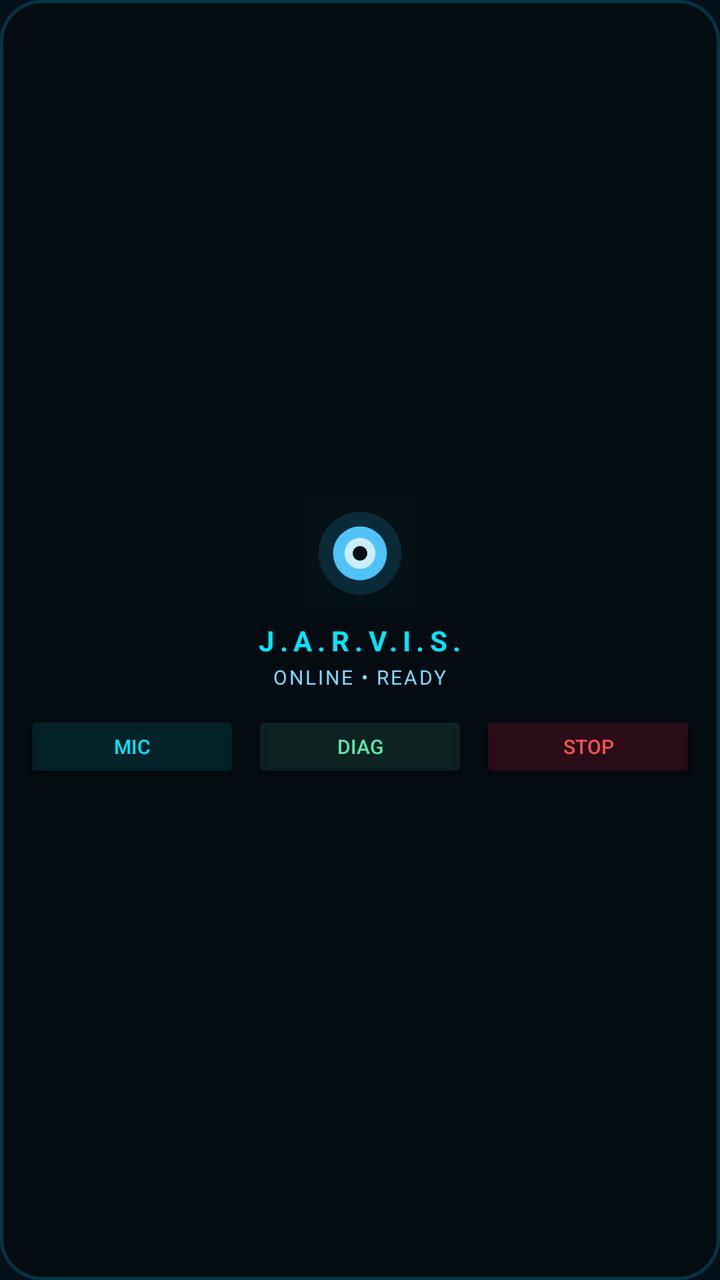
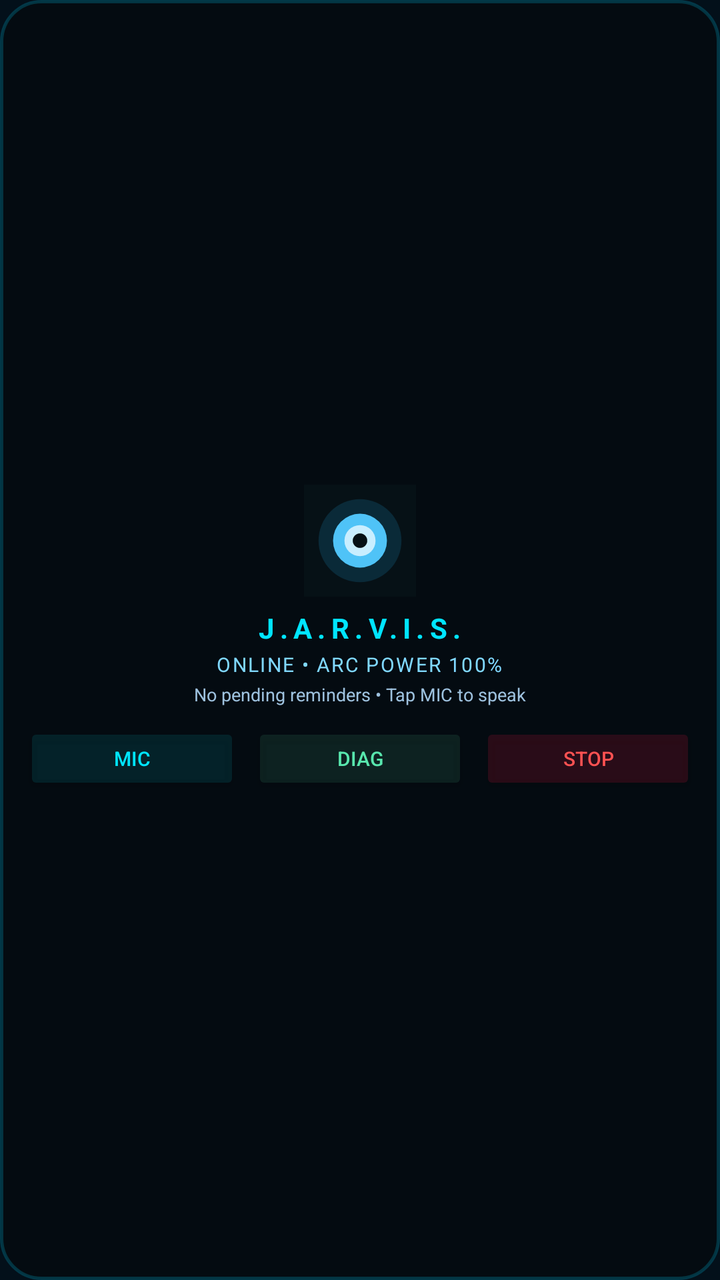

Two renders of the same Android screen: before a commit and after it. Below are the layout's source before the change and the commit's diff.
<!-- AndroidManifest.xml: application theme Theme.Jarvis -->
<!-- res/layout/widget_jarvis_reactor.xml -->
<?xml version="1.0" encoding="utf-8"?>
<LinearLayout xmlns:android="http://schemas.android.com/apk/res/android"
    android:id="@+id/widget_root"
    android:layout_width="match_parent"
    android:layout_height="match_parent"
    android:background="@drawable/bg_widget_glass"
    android:gravity="center"
    android:orientation="vertical"
    android:padding="12dp">

    <ImageView
        android:id="@+id/widget_reactor_icon"
        android:layout_width="56dp"
        android:layout_height="56dp"
        android:contentDescription="@string/app_name"
        android:src="@drawable/ic_jarvis" />

    <TextView
        android:id="@+id/widget_title"
        android:layout_width="wrap_content"
        android:layout_height="wrap_content"
        android:layout_marginTop="6dp"
        android:letterSpacing="0.2"
        android:text="J.A.R.V.I.S."
        android:textColor="#00E5FF"
        android:textSize="14sp"
        android:textStyle="bold" />

    <TextView
        android:id="@+id/widget_status"
        android:layout_width="wrap_content"
        android:layout_height="wrap_content"
        android:layout_marginTop="2dp"
        android:letterSpacing="0.1"
        android:text="ONLINE • READY"
        android:textColor="#80D8FF"
        android:textSize="10sp" />

    <LinearLayout
        android:layout_width="match_parent"
        android:layout_height="wrap_content"
        android:layout_marginTop="10dp"
        android:gravity="center"
        android:orientation="horizontal">

        <Button
            android:id="@+id/widget_btn_listen"
            android:layout_width="0dp"
            android:layout_height="36dp"
            android:layout_marginEnd="3dp"
            android:layout_weight="1"
            android:backgroundTint="#1A00E5FF"
            android:text="MIC"
            android:textColor="#00E5FF"
            android:textSize="10sp" />

        <Button
            android:id="@+id/widget_btn_diag"
            android:layout_width="0dp"
            android:layout_height="36dp"
            android:layout_marginHorizontal="3dp"
            android:layout_weight="1"
            android:backgroundTint="#1A58E7AE"
            android:text="DIAG"
            android:textColor="#58E7AE"
            android:textSize="10sp" />

        <Button
            android:id="@+id/widget_btn_stop"
            android:layout_width="0dp"
            android:layout_height="36dp"
            android:layout_marginStart="3dp"
            android:layout_weight="1"
            android:backgroundTint="#26FF1744"
            android:text="STOP"
            android:textColor="#FF5252"
            android:textSize="10sp" />
    </LinearLayout>

</LinearLayout>
<!-- resources referenced by this layout -->
<resources>
  <!-- drawable bg_widget_glass (drawable) -->
  <?xml version="1.0" encoding="utf-8"?>
  <shape xmlns:android="http://schemas.android.com/apk/res/android"
      android:shape="rectangle">
      <solid android:color="#F0050B10" />
      <stroke
          android:width="1.5dp"
          android:color="#3300D4FF" />
      <corners android:radius="20dp" />
  </shape>
  <!-- drawable ic_jarvis (drawable) -->
  <?xml version="1.0" encoding="utf-8"?>
  <vector xmlns:android="http://schemas.android.com/apk/res/android"
      android:width="108dp"
      android:height="108dp"
      android:viewportWidth="108"
      android:viewportHeight="108">
  
      <path
          android:fillColor="#061116"
          android:pathData="M0,0h108v108h-108z" />
  
      <path
          android:fillColor="#0A2A38"
          android:pathData="M54,14a40,40 0,1 0,0 80a40,40 0,1 0,0 -80z" />
  
      <path
          android:fillColor="#4FC3F7"
          android:pathData="M54,28a26,26 0,1 0,0 52a26,26 0,1 0,0 -52z" />
  
      <path
          android:fillColor="#C9EEFF"
          android:pathData="M54,39a15,15 0,1 0,0 30a15,15 0,1 0,0 -30z" />
  
      <path
          android:fillColor="#061116"
          android:pathData="M54,47a7,7 0,1 0,0 14a7,7 0,1 0,0 -14z" />
  </vector>
  <string name="app_name">Jarvis</string>
  <style name="Theme.Jarvis" parent="android:style/Theme.Material.NoActionBar">
          <item name="android:windowBackground">#03101A</item>
          <item name="android:colorAccent">#30C5F0</item>
          <item name="android:statusBarColor">@android:color/transparent</item>
          <item name="android:navigationBarColor">@android:color/transparent</item>
          <item name="android:windowLightStatusBar">false</item>
          <item name="android:windowLightNavigationBar">false</item>
          <item name="android:windowLayoutInDisplayCutoutMode">shortEdges</item>
      </style>
</resources>

<!-- the commit's change to res/layout/widget_jarvis_reactor.xml (unified diff, before → after) -->
@@ -31,15 +31,26 @@
         android:layout_width="wrap_content"
         android:layout_height="wrap_content"
         android:layout_marginTop="2dp"
-        android:letterSpacing="0.1"
-        android:text="ONLINE • READY"
+        android:letterSpacing="0.08"
+        android:text="ONLINE • ARC POWER 100%"
         android:textColor="#80D8FF"
         android:textSize="10sp" />
+
+    <TextView
+        android:id="@+id/widget_reminder"
+        android:layout_width="wrap_content"
+        android:layout_height="wrap_content"
+        android:layout_marginTop="2dp"
+        android:ellipsize="end"
+        android:maxLines="1"
+        android:text="No pending reminders • Tap MIC to speak"
+        android:textColor="#9EC2DF"
+        android:textSize="9sp" />
 
     <LinearLayout
         android:layout_width="match_parent"
         android:layout_height="wrap_content"
-        android:layout_marginTop="10dp"
+        android:layout_marginTop="8dp"
         android:gravity="center"
         android:orientation="horizontal">
 
